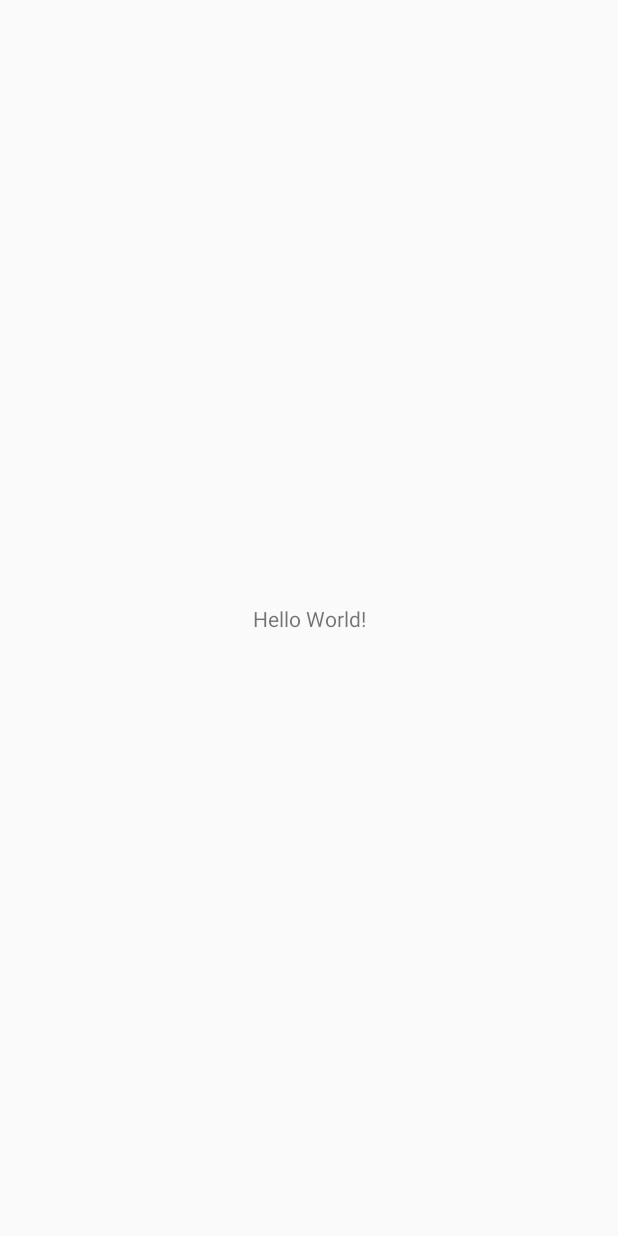
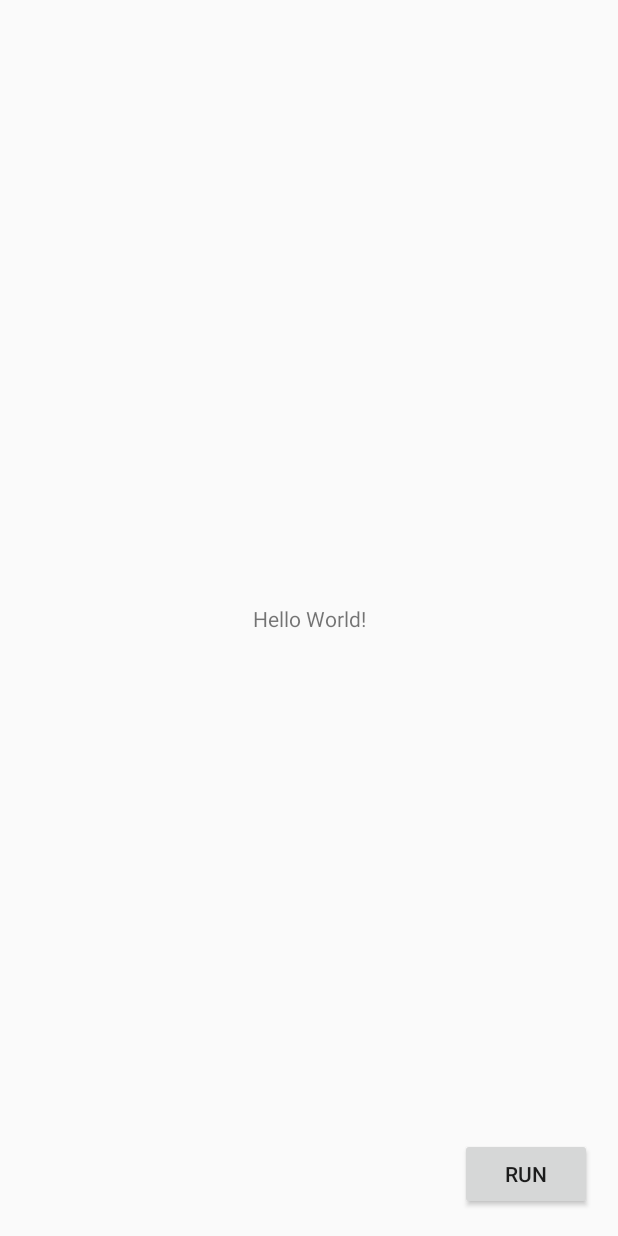
Before and after one commit to NHouse328/Trainning, an Android app: the screen it shows after launch (MainActivity), on a phone screen of 412 x 824 dp. Before the commit the screen is almost empty. Run offline under Robolectric (Android 15) with nearby library versions, the phone set to English and light mode, and no system bars.

Commit message:
Hello World
version name 0.2

.java
Vincular componentes
Evento para botão
usando set e get String

Signed-off-by: Gabriel Trainning <gabrielcasanova328@gmail.com>

```diff
--- a/HelloWord/app/src/main/java/casanova/gabriel/helloworldtrainnig/MainActivity.java
+++ b/HelloWord/app/src/main/java/casanova/gabriel/helloworldtrainnig/MainActivity.java
@@ -2,6 +2,9 @@ package casanova.gabriel.helloworldtrainnig;
 
 import android.support.v7.app.AppCompatActivity;
 import android.os.Bundle;
+import android.view.View;
+import android.widget.Button;
+import android.widget.TextView;
 
 public class MainActivity extends AppCompatActivity {
 
@@ -9,5 +12,23 @@ public class MainActivity extends AppCompatActivity {
     protected void onCreate(Bundle savedInstanceState) {
         super.onCreate(savedInstanceState);
         setContentView(R.layout.activity_main);
+
+        //Vincular os componentes
+        final   TextView    txv_result      = findViewById(R.id.txv_result  );
+                Button      btn_run         = findViewById(R.id.btn_run     );
+        //Fim Vincular os componentes
+
+        //Evento do botão
+        btn_run.setOnClickListener(new View.OnClickListener() {
+            @Override
+            public void onClick(View v) {
+                if (txv_result.getText().toString().equals("Hello World!")) {
+                    txv_result.setText(getString(R.string.text_ola));
+                } else {
+                    txv_result.setText(getString(R.string.text_hello));
+                }
+            }
+        });
+        //Fim Evento do botão
     }
 }
--- a/HelloWord/app/src/main/res/layout/activity_main.xml
+++ b/HelloWord/app/src/main/res/layout/activity_main.xml
@@ -9,13 +9,26 @@
     >
 
     <TextView
+        android:id                              ="@+id/txv_result"
         android:layout_width                    ="wrap_content"
         android:layout_height                   ="wrap_content"
-        android:text                            ="Hello World!"
+        android:text                            ="@string/text_hello"
+        android:gravity                         ="center"
         app:layout_constraintBottom_toBottomOf  ="parent"
         app:layout_constraintLeft_toLeftOf      ="parent"
         app:layout_constraintRight_toRightOf    ="parent"
         app:layout_constraintTop_toTopOf        ="parent"
         />
 
+    <Button
+        android:id                              ="@+id/btn_run"
+        android:layout_width                    ="wrap_content"
+        android:layout_height                   ="wrap_content"
+        android:layout_marginEnd                ="17dp"
+        android:layout_marginBottom             ="17dp"
+        android:text                            ="@string/btn_run"
+        app:layout_constraintBottom_toBottomOf  ="parent"
+        app:layout_constraintEnd_toEndOf        ="parent"
+        />
+
 </android.support.constraint.ConstraintLayout>
--- a/HelloWord/app/src/main/res/values/strings.xml
+++ b/HelloWord/app/src/main/res/values/strings.xml
@@ -1,3 +1,6 @@
 <resources>
     <string name="app_name">Hello World Trainnig</string>
+    <string name="btn_run">Run</string>
+    <string name="text_ola">Olá Mundo!</string>
+    <string name="text_hello">Hello World!</string>
 </resources>
```
